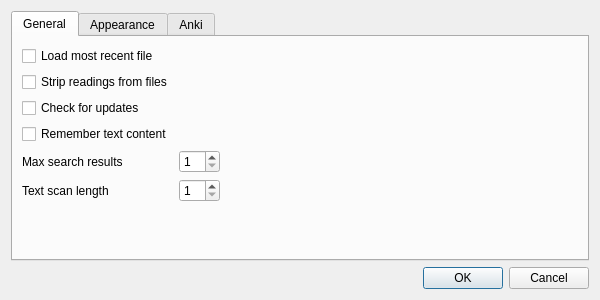
Qt form ui/preferences.ui (FooSoft/yomichan-anki) before a commit.
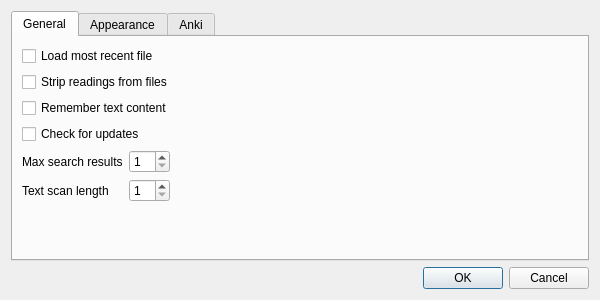
The same form after that commit.

What changed in the file:
```diff
--- a/ui/preferences.ui
+++ b/ui/preferences.ui
@@ -23,39 +23,45 @@
       <attribute name="title">
        <string>General</string>
       </attribute>
-      <layout class="QFormLayout" name="formLayout">
-       <property name="fieldGrowthPolicy">
-        <enum>QFormLayout::AllNonFixedFieldsGrow</enum>
-       </property>
-       <item row="0" column="0" colspan="2">
+      <layout class="QVBoxLayout" name="verticalLayout_4">
+       <item>
         <widget class="QCheckBox" name="checkLoadRecentFile">
          <property name="text">
           <string>Load most recent file</string>
          </property>
         </widget>
        </item>
-       <item row="1" column="0" colspan="2">
+       <item>
         <widget class="QCheckBox" name="checkStripReadings">
          <property name="text">
           <string>Strip readings from files</string>
          </property>
         </widget>
        </item>
-       <item row="2" column="0" colspan="2">
+       <item>
+        <widget class="QCheckBox" name="checkRememberTextContent">
+         <property name="text">
+          <string>Remember text content</string>
+         </property>
+        </widget>
+       </item>
+       <item>
         <widget class="QCheckBox" name="checkCheckForUpdates">
          <property name="text">
           <string>Check for updates</string>
          </property>
         </widget>
        </item>
-       <item row="4" column="0">
+       <item>
+        <layout class="QFormLayout" name="formLayout">
+         <item row="0" column="0">
         <widget class="QLabel" name="label_2">
          <property name="text">
           <string>Max search results</string>
          </property>
         </widget>
        </item>
-       <item row="4" column="1">
+         <item row="0" column="1">
         <widget class="QSpinBox" name="spinMaxResults">
          <property name="sizePolicy">
           <sizepolicy hsizetype="Fixed" vsizetype="Fixed">
@@ -68,14 +74,14 @@
          </property>
         </widget>
        </item>
-       <item row="5" column="0">
+         <item row="1" column="0">
         <widget class="QLabel" name="label_14">
          <property name="text">
           <string>Text scan length</string>
          </property>
         </widget>
        </item>
-       <item row="5" column="1">
+         <item row="1" column="1">
         <widget class="QSpinBox" name="spinScanLength">
          <property name="sizePolicy">
           <sizepolicy hsizetype="Fixed" vsizetype="Fixed">
@@ -88,12 +94,7 @@
          </property>
         </widget>
        </item>
-       <item row="3" column="0">
-        <widget class="QCheckBox" name="checkRememberTextContent">
-         <property name="text">
-          <string>Remember text content</string>
-         </property>
-        </widget>
+        </layout>
        </item>
       </layout>
      </widget>
```
Lines whose indentation alone changed are shown as unchanged.
